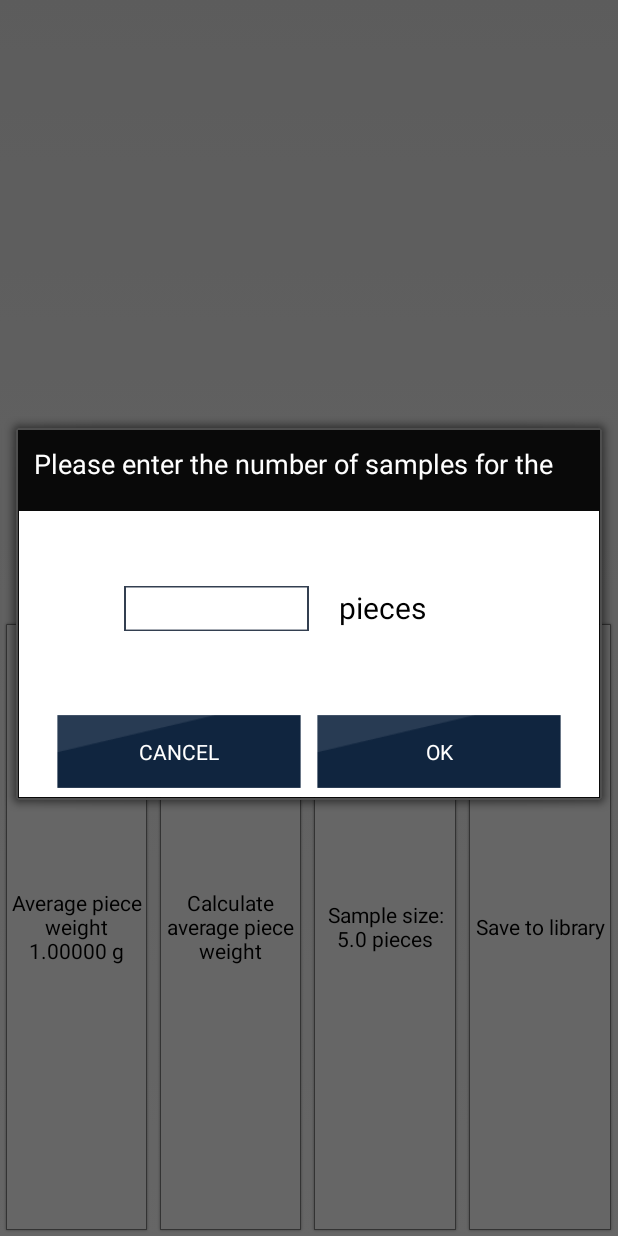
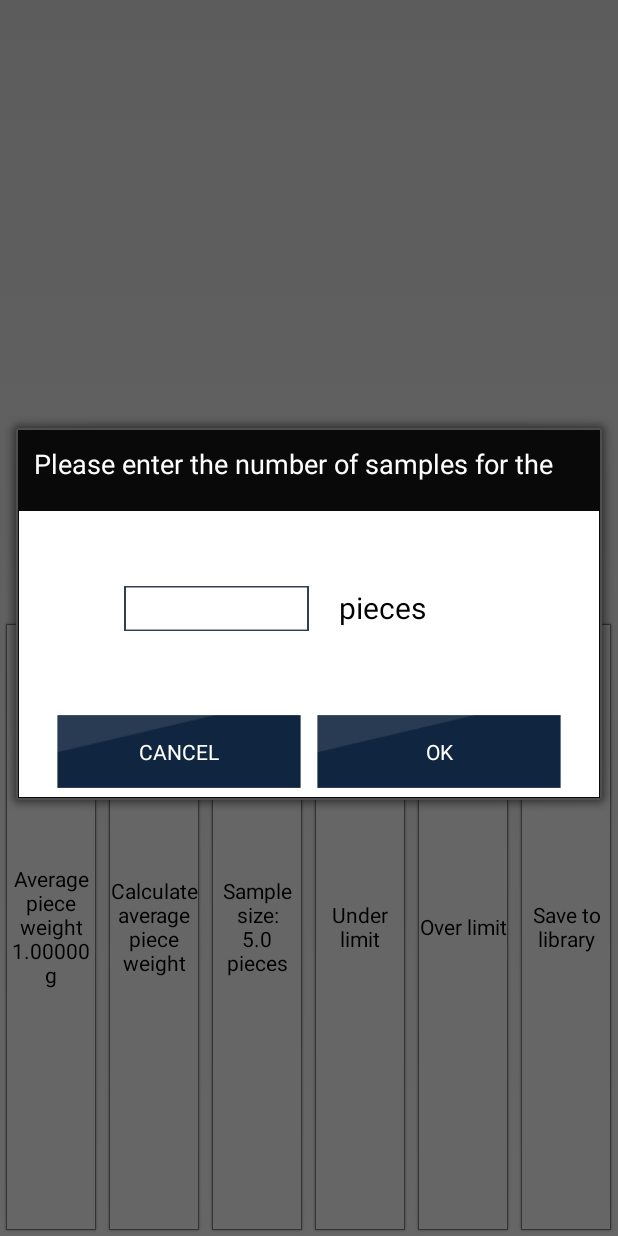
Before and after one commit to mirjalal/android-application-certobalance, an Android app: the fragment ApplicationFragmentSettingsPartCounting shown on its own in the app's theme, after a tap on an icon or button, on a phone screen of 412 x 824 dp. Run offline under Robolectric (Android 15) with nearby library versions, the phone set to English and light mode, and no system bars; libraries missing offline, so code that uses them is left out: org.apache.commons.

Commit message:
Fixed Listpreference in partcounting. Buttons for over and under limti

```diff
--- a/certoscale/src/main/java/com/certoclav/certoscale/menu/ApplicationFragmentSettingsPartCounting.java
+++ b/certoscale/src/main/java/com/certoclav/certoscale/menu/ApplicationFragmentSettingsPartCounting.java
@@ -28,6 +28,9 @@ public class ApplicationFragmentSettingsPartCounting extends Fragment {
     private Button buttonOK = null;
     private Button buttonCancel = null;
     private Button buttonSave = null;
+
+    private Button button_under_limit = null;
+    private Button button_over_limit = null;
 
     private LinearLayout containerSettingsButtons = null;
 
@@ -96,6 +99,96 @@ public class ApplicationFragmentSettingsPartCounting extends Fragment {
                     final Dialog dialog = new Dialog(getActivity());
                     dialog.setContentView(R.layout.dialog_edit_number);
                     dialog.setTitle("Please enter the number of samples for the calculation of awp");
+                    ((TextView)dialog.findViewById(R.id.dialog_edit_number_text_unit)).setText("pieces");
+                    // set the custom dialog components - text, image and button
+
+                    Button dialogButtonNo = (Button) dialog.findViewById(R.id.dialog_edit_number_button_cancel);
+                    dialogButtonNo.setOnClickListener(new View.OnClickListener() {
+
+                        @Override
+                        public void onClick(View v) {
+                            dialog.dismiss();
+                        }
+                    });
+                    Button dialogButton = (Button) dialog.findViewById(R.id.dialog_edit_number_button_ok);
+                    // if button is clicked, close the custom dialog
+                    dialogButton.setOnClickListener(new View.OnClickListener() {
+                        @Override
+                        public void onClick(View v) {
+
+                            ApplicationManager.getInstance().setAwpCalcSampleSize(Integer.parseInt( ((EditText)dialog.findViewById(R.id.dialog_edit_number_edittext)).getText().toString()));
+                            dialog.dismiss();
+                            onResume();
+
+
+
+                        }
+                    });
+
+                    dialog.show();
+
+                }
+                catch (Exception e)
+                {
+                    e.printStackTrace();
+                }
+            }
+        });
+
+
+        button_under_limit = (Button) rootView.findViewById(R.id.settings_partcounting_button_under_limit);
+        button_under_limit.setOnClickListener(new View.OnClickListener() {
+            @Override
+            public void onClick(View v) {
+                try{
+                    final Dialog dialog = new Dialog(getActivity());
+                    dialog.setContentView(R.layout.dialog_edit_number);
+                    dialog.setTitle("Please enter the under limit");
+                    ((TextView)dialog.findViewById(R.id.dialog_edit_number_text_unit)).setText("pieces");
+                    // set the custom dialog components - text, image and button
+
+                    Button dialogButtonNo = (Button) dialog.findViewById(R.id.dialog_edit_number_button_cancel);
+                    dialogButtonNo.setOnClickListener(new View.OnClickListener() {
+
+                        @Override
+                        public void onClick(View v) {
+                            dialog.dismiss();
+                        }
+                    });
+                    Button dialogButton = (Button) dialog.findViewById(R.id.dialog_edit_number_button_ok);
+                    // if button is clicked, close the custom dialog
+                    dialogButton.setOnClickListener(new View.OnClickListener() {
+                        @Override
+                        public void onClick(View v) {
+
+                            ApplicationManager.getInstance().setAwpCalcSampleSize(Integer.parseInt( ((EditText)dialog.findViewById(R.id.dialog_edit_number_edittext)).getText().toString()));
+                            dialog.dismiss();
+                            onResume();
+
+
+
+                        }
+                    });
+
+                    dialog.show();
+
+                }
+                catch (Exception e)
+                {
+                    e.printStackTrace();
+                }
+            }
+        });
+
+
+        button_over_limit = (Button) rootView.findViewById(R.id.settings_partcounting_button_over_limit);
+        button_over_limit.setOnClickListener(new View.OnClickListener() {
+            @Override
+            public void onClick(View v) {
+                try{
+                    final Dialog dialog = new Dialog(getActivity());
+                    dialog.setContentView(R.layout.dialog_edit_number);
+                    dialog.setTitle("Please enter the over limit");
                     ((TextView)dialog.findViewById(R.id.dialog_edit_number_text_unit)).setText("pieces");
                     // set the custom dialog components - text, image and button
 
--- a/certoscale/src/main/res/layout/menu_application_fragment_settings_partcounting.xml
+++ b/certoscale/src/main/res/layout/menu_application_fragment_settings_partcounting.xml
@@ -95,6 +95,24 @@
         android:background="@drawable/btn_white_shadow_clickable"
         android:layout_weight="1" />
 
+        <Button
+
+            android:text="Under limit"
+            android:layout_width="0dp"
+            android:layout_height="match_parent"
+            android:id="@+id/settings_partcounting_button_under_limit"
+            android:background="@drawable/btn_white_shadow_clickable"
+            android:layout_weight="1" />
+
+        <Button
+
+            android:text="Over limit"
+            android:layout_width="0dp"
+            android:layout_height="match_parent"
+            android:id="@+id/settings_partcounting_button_over_limit"
+            android:background="@drawable/btn_white_shadow_clickable"
+            android:layout_weight="1" />
+
 
         <Button
 
--- a/certoscale/src/main/res/xml/preference_parts_counting.xml
+++ b/certoscale/src/main/res/xml/preference_parts_counting.xml
@@ -27,14 +27,15 @@
 
    		<ListPreference
 	        android:key="@string/preferences_counting_mode"
-			android:defaultValue="Standard Counting"
+			android:defaultValue="1"
 	        android:entries="@array/preferences_counting_modes"
+			android:entryValues="@array/preferences_counting_modes_values"
 	        android:title="Counting Mode"
    		/>
 
 
      	<ListPreference
-	        android:entries="@array/preferences_statistics"
+	        android:entries="@array/preferences_counting_statistics"
 	        android:key="preferences_counting_statistics"
 	        android:title="Statistics"
    		/>
```
Also changed, not shown: certoscale/src/main/res/values/strings.xml (+7 -1 lines).
